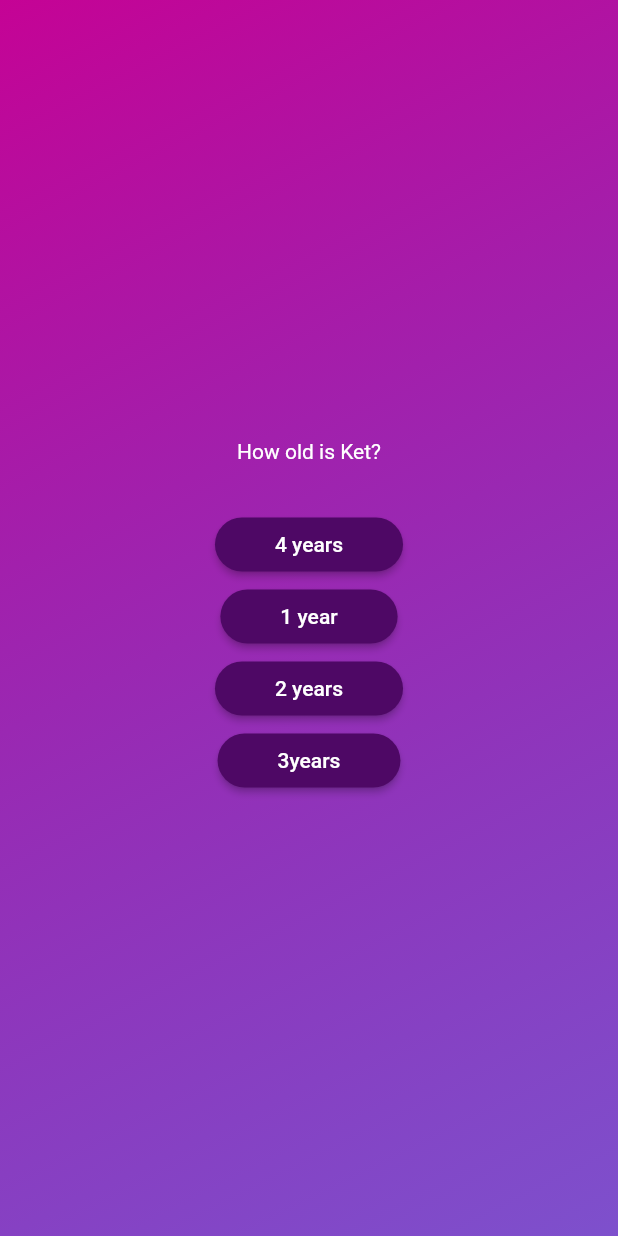
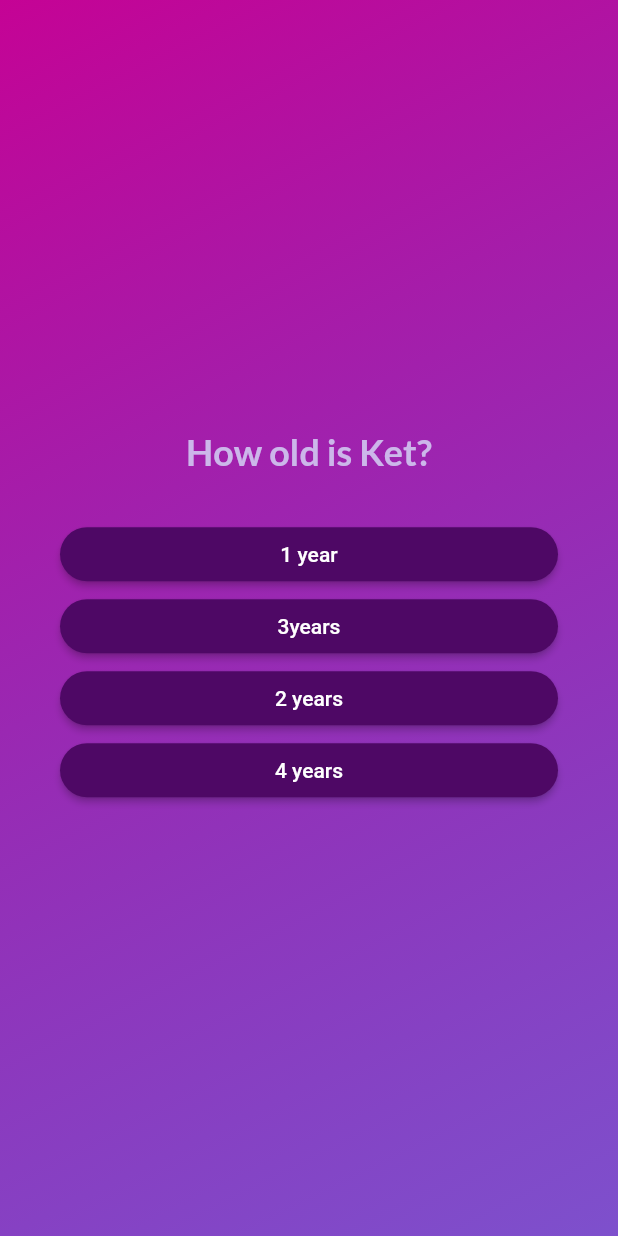
Before and after one commit to kurylko/flutter_hello_app, a Flutter app: the screen it shows after launch, after a tap on "Start!!!", on a phone screen of 412 x 824 dp. Run offline on Flutter 3.47's test engine with Material 2 defaults, Android fonts, the phone set to English and light mode, and no system bars; our stand-ins replace google_fonts.

Commit message:
managing selected answers

```diff
--- a/lib/answer_button.dart
+++ b/lib/answer_button.dart
@@ -20,7 +20,7 @@
         foregroundColor: Colors.white,
         shape: RoundedRectangleBorder(borderRadius: BorderRadius.circular(30)),
       ),
-      child: Text(answerText),
+      child: Text(answerText, textAlign: TextAlign.center),
     );
   }
 }
--- a/lib/models/quiz_questions.dart
+++ b/lib/models/quiz_questions.dart
@@ -3,4 +3,11 @@
 
   final String text;
   final List<String> answers;
+
+  List<String> getShuffledAnswers() {
+    final schuffledList =
+        List.of(answers); //creating new list from answers list (copy)
+    schuffledList.shuffle(); // and then shuffle it (change it )
+    return schuffledList; // and then returned shuffled list
+  }
 }
--- a/lib/questions_screen.dart
+++ b/lib/questions_screen.dart
@@ -1,9 +1,12 @@
 import 'package:first_flutter_app/answer_button.dart';
 import 'package:flutter/material.dart';
 import 'package:first_flutter_app/data/questions.dart';
+import 'package:google_fonts/google_fonts.dart';
 
 class QuestionsScreen extends StatefulWidget {
-  const QuestionsScreen({super.key});
+  const QuestionsScreen({super.key, required this.onSelectAnswer});
+
+  final void Function(String answer) onSelectAnswer; //trigger event
 
   @override
   State<QuestionsScreen> createState() {
@@ -12,28 +15,52 @@
 }
 
 class _QuestionsScreenState extends State<QuestionsScreen> {
+//managing  questions  dynamically
+  var currentQuestionIndex = 0;
+
+  void answerQuestion(String selectedAnswer) {
+    widget.onSelectAnswer(selectedAnswer); // getting onSelectAnswer from class QuestionsScreen
+    //currentQuestionIndex = currentQuestionIndex + 1; //increment question index
+    //currentQuestionIndex += 1; //shortcut for incrementation
+    setState(() {
+      currentQuestionIndex++; // increments the value by 1
+    });
+  }
+
   @override
   Widget build(BuildContext context) {
-    //accessing to quiz questions from data folder
-    final currentQuestion = questions[0];
+    //accessing to quiz questions from data folder dynamically
+    final currentQuestion = questions[currentQuestionIndex];
 
     return SizedBox(
       width: double.infinity,
+      child: Container(
+        margin: const EdgeInsets.all(40),
         child: Column(
           mainAxisAlignment: MainAxisAlignment.center,
+          crossAxisAlignment: CrossAxisAlignment.stretch,
           children: [
             Text(
               currentQuestion.text,
-            style: const TextStyle(
-              color: Colors.white,
+              style: GoogleFonts.lato(
+                color: const Color.fromARGB(255, 204, 183, 234),
+                fontSize: 24,
+                fontWeight: FontWeight.bold,
               ),
+              textAlign: TextAlign.center,
             ),
             const SizedBox(height: 30),
             // dynamicly populating the answer buttons with data - ... - spreading
-          ...currentQuestion.answers.map((answer) {
-            return AnswerButton(answerText: answer, onTap: () {});
+            ...currentQuestion.getShuffledAnswers().map((answer) {
+              //from quizQuiestions model
+              return AnswerButton(
+                  answerText: answer,
+                  onTap: () {
+                    answerQuestion(answer); //answer that belongs to the selected button
+                  });
             }),
           ],
+        ),
       ),
     );
   }
--- a/lib/quiz.dart
+++ b/lib/quiz.dart
@@ -1,3 +1,4 @@
+import 'package:first_flutter_app/data/questions.dart';
 import 'package:first_flutter_app/questions_screen.dart';
 import 'package:flutter/material.dart';
 import 'package:first_flutter_app/start_screen.dart';
@@ -13,6 +14,7 @@
 }
 
 class _QuizState extends State<Quiz> {
+  List<String> selectedAnswers = []; // storing selected answers
   var activeScreen = 'start-screen';
 
 //  Widget ? activeScreen; //activeScreen could also be null (no value initially)
@@ -31,6 +33,17 @@
     });
   }
 
+  void chooseAnswer(String answer) {
+    selectedAnswers.add(answer);
+
+    if (selectedAnswers.length == questions.length){
+      setState(() {
+        selectedAnswers = [];
+        activeScreen = 'start-screen';
+      });
+    }
+  }
+
   @override
   Widget build(context) {
     // final screenWidget = activeScreen == 'start-screen' // condition outside the Widget
@@ -40,7 +53,9 @@
     Widget screenWidget = StartScreen(switchScreen);
 
     if (activeScreen == 'questions-screen') {
-      screenWidget = const QuestionsScreen();
+      screenWidget = QuestionsScreen(
+        onSelectAnswer: chooseAnswer,
+      );
     }
 
     return MaterialApp(
--- a/lib/start_screen.dart
+++ b/lib/start_screen.dart
@@ -1,4 +1,5 @@
 import 'package:flutter/material.dart';
+import 'package:google_fonts/google_fonts.dart';
 
 class StartScreen extends StatelessWidget {
   const StartScreen(this.startQuiz,{super.key});
@@ -18,9 +19,12 @@
           const SizedBox(
             height: 30,
           ),
-          const Text(
+          Text(
             'Welcome!',
-            style: TextStyle(color: Color.fromARGB(255, 125, 185, 35)),
+            style: GoogleFonts.lato(
+              color: Colors.white,
+              fontSize: 24,
+            ),
           ),
           const SizedBox(
             height: 30,
--- a/pubspec.yaml
+++ b/pubspec.yaml
@@ -35,6 +35,7 @@
   # The following adds the Cupertino Icons font to your application.
   # Use with the CupertinoIcons class for iOS style icons.
   cupertino_icons: ^1.0.2
+  google_fonts: ^6.1.0
 
 dev_dependencies:
   flutter_test:
```
Also changed, not shown: pubspec.lock, 7 other files. Lines whose indentation alone changed are shown as unchanged.
